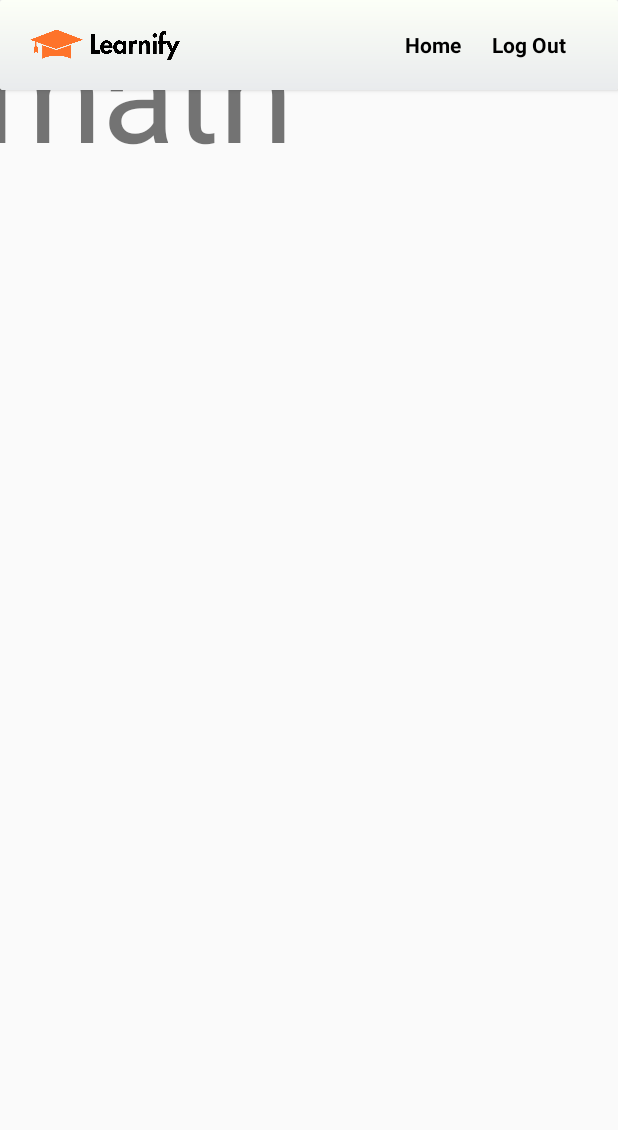
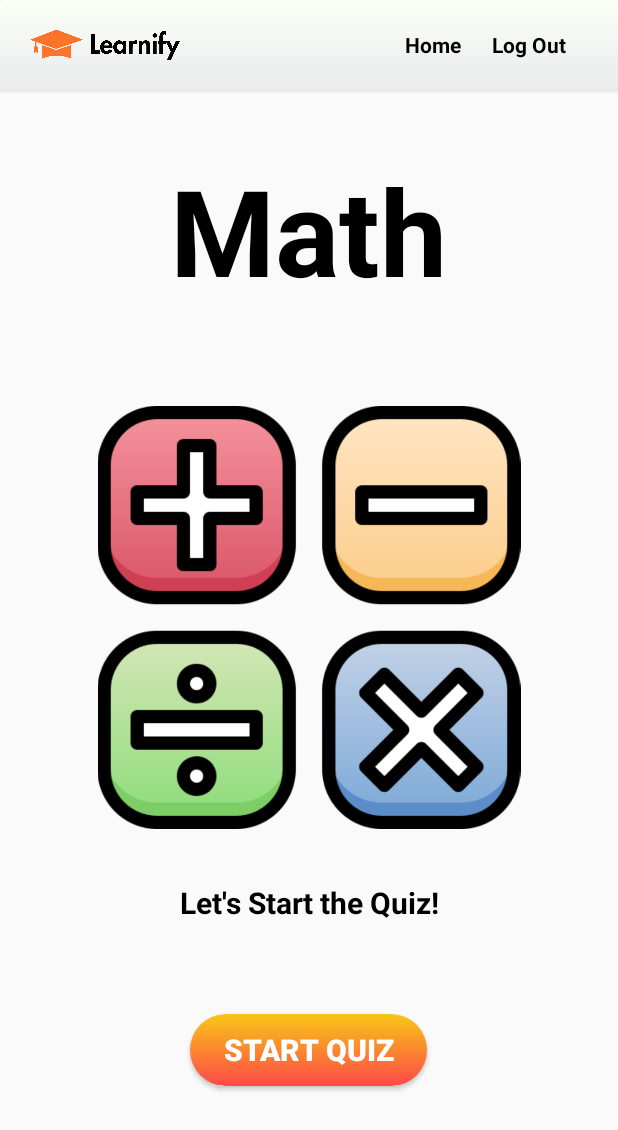
Before and after one commit to Zeerooo-dev/Learnify, an Android app: the main screen opened directly, with no data from a screen before it, after a tap on "TAKE QUIZ", on a phone screen of 412 x 824 dp. Shown: the top 1130 px of the screen. Run offline under Robolectric (Android 15) with nearby library versions, the phone set to English and light mode, and no system bars.

Commit message:
Start Welcome Page

```diff
--- a/app/src/main/java/com/example/try2/main.java
+++ b/app/src/main/java/com/example/try2/main.java
@@ -3,6 +3,8 @@ package com.example.try2;
 import android.content.Intent;
 import android.os.Bundle;
 import android.view.View;
+import android.view.animation.Animation;
+import android.view.animation.AnimationUtils;
 import android.widget.Button;
 import android.widget.ImageView;
 import android.widget.TextView;
@@ -15,8 +17,10 @@ public class main extends AppCompatActivity {
     Button l_science, l_math, l_english;
     public static String text;
     TextView home, settings;
+
     @Override
     protected void onCreate(Bundle savedInstanceState) {
+
         super.onCreate(savedInstanceState);
         EdgeToEdge.enable(this);
         setContentView(R.layout.main);
@@ -40,21 +44,21 @@ public class main extends AppCompatActivity {
             @Override
             public void onClick(View v) {
                 startActivity(new Intent(main.this, welcomepage.class));
-                text = "science";
+                text = "Science";
             }
         });
         l_math.setOnClickListener(new View.OnClickListener() {
             @Override
             public void onClick(View v) {
                 startActivity(new Intent(main.this, welcomepage.class));
-                text = "math";
+                text = "Math";
             }
         });
         l_english.setOnClickListener(new View.OnClickListener() {
             @Override
             public void onClick(View v) {
                 startActivity(new Intent(main.this, welcomepage.class));
-                text = "englsih";
+                text = "English";
             }
         });
     }
--- a/app/src/main/res/layout/activity_main.xml
+++ b/app/src/main/res/layout/activity_main.xml
@@ -13,18 +13,17 @@
         android:layout_width="450dp"
         android:layout_height="wrap_content"
         android:layout_gravity="bottom|center_horizontal"
-        android:src="@drawable/loginshape"
-        />
+        android:src="@drawable/loginshape" />
 
     <ImageView
         android:layout_width="150dp"
         android:layout_height="150dp"
-        android:src="@drawable/logo2"
         android:layout_gravity="center_horizontal|top"
-        android:layout_marginTop="40dp"/>
+        android:layout_marginTop="40dp"
+        android:src="@drawable/logo2" />
 
     <TextView
-        android:id="@+id/welcome"
+        android:id="@+id/login"
         android:layout_width="wrap_content"
         android:layout_height="wrap_content"
         android:layout_gravity="center_horizontal"
@@ -36,7 +35,7 @@
         android:textStyle="bold" />
 
     <TextView
-        android:id="@+id/login"
+        android:id="@+id/welcome"
         android:layout_width="wrap_content"
         android:layout_height="wrap_content"
         android:layout_gravity="center_horizontal"
@@ -51,7 +50,6 @@
         android:layout_height="290dp"
         android:layout_gravity="center"
         android:layout_marginTop="60dp"
-        android:padding="200px"
         app:cardCornerRadius="30dp">
 
         <LinearLayout
@@ -59,6 +57,7 @@
             android:layout_height="wrap_content"
             android:layout_gravity="center"
             android:orientation="vertical">
+
 
             <TextView
                 android:layout_width="match_parent"
--- a/app/src/main/res/layout/welcomepage.xml
+++ b/app/src/main/res/layout/welcomepage.xml
@@ -2,8 +2,11 @@
 <FrameLayout xmlns:android="http://schemas.android.com/apk/res/android"
     android:layout_width="match_parent"
     android:layout_height="match_parent"
-    xmlns:app="http://schemas.android.com/apk/res-auto"
-    android:orientation="vertical">
+    xmlns:app="http://schemas.android.com/apk/res-auto">
+
+
+
+
     <androidx.cardview.widget.CardView
         android:layout_width="match_parent"
         android:elevation="200dp"
@@ -58,12 +61,49 @@
 
     </androidx.cardview.widget.CardView>
 
+
+    <ImageView
+        android:id="@+id/mathicon"
+        android:layout_width="337dp"
+        android:layout_height="282dp"
+        android:layout_gravity="center"
+        android:src="@drawable/mathicon" />
+
+    <TextView
+        android:layout_width="wrap_content"
+        android:layout_height="wrap_content"
+        android:text="Let's Start the Quiz!"
+        android:layout_gravity="center"
+        android:textSize="20sp"
+        android:textColor="@color/black"
+        android:textStyle="bold"
+        android:gravity="center"
+        android:layout_marginTop="190dp"/>
+
+    <Button
+        android:id="@+id/login_btn"
+        android:layout_width="158dp"
+        android:layout_height="wrap_content"
+        android:layout_gravity="bottom|center_horizontal"
+        android:layout_marginBottom="100dp"
+        android:background="@drawable/btn_gradientorange"
+        android:text="Start Quiz"
+        android:textSize="20sp"
+        android:textStyle="bold"
+        android:textColor="@color/white" />
+
+
+
     <TextView
         android:id="@+id/texttest"
-        android:layout_width="434dp"
-        android:layout_height="207dp"
+        android:layout_width="wrap_content"
+        android:layout_height="wrap_content"
+        android:layout_gravity="center|top"
+        android:layout_marginTop="100dp"
         android:clickable="true"
-        android:layout_gravity="center|top"
-        android:textSize="90dp"
-         />
+        android:gravity="center"
+        android:text="HELLO"
+        android:textColor="@color/black"
+        android:textSize="80dp"
+        android:textStyle="bold" />
 </FrameLayout>
```
Also changed, not shown: app/src/main/res/drawable/redmonster.png (added).
